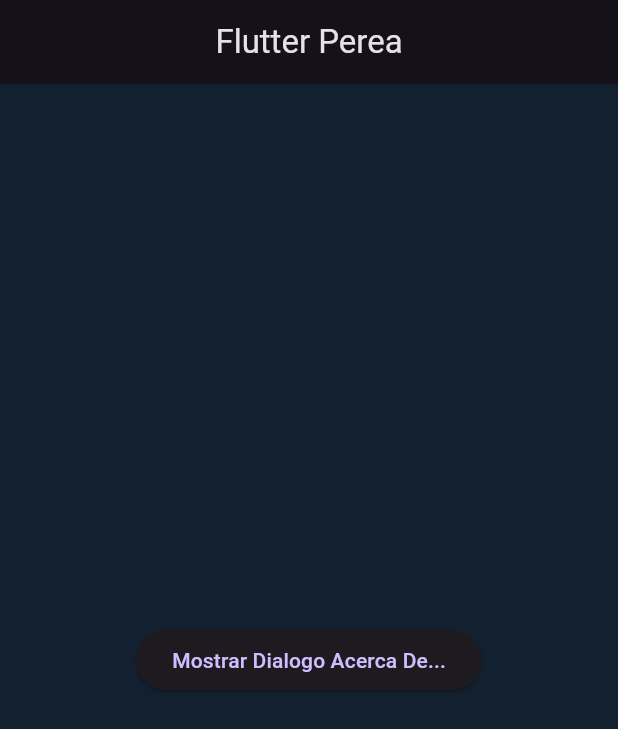
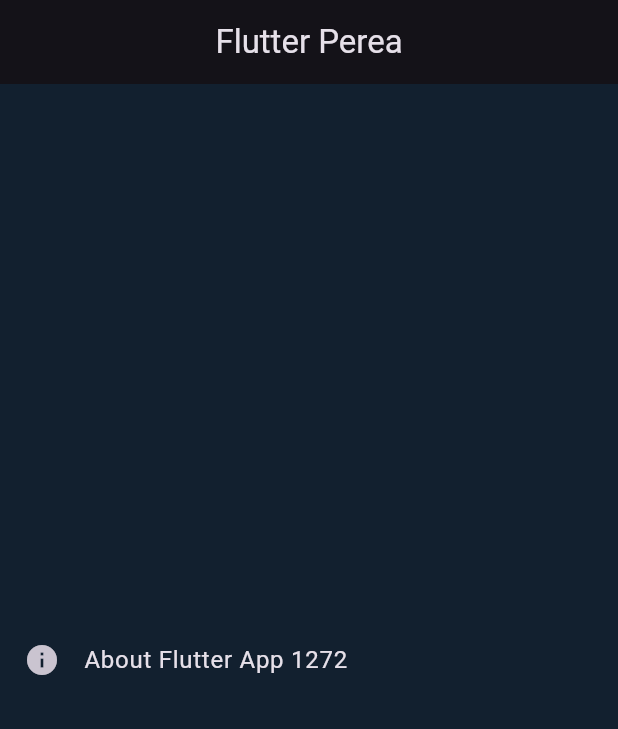
Before and after one commit to JoelPerea5j/CursoFlutter1272, a Flutter app: the screen it shows after launch, on a phone screen of 412 x 824 dp. Shown: the top 729 px of the screen. Run offline on Flutter 3.47's test engine with Material 3 defaults, Android fonts, the phone set to English and light mode, and no system bars.

```diff
--- /dev/null
+++ b/lib/Mis_Widgets/Acerca_de_titulo_de_lista.dart
@@ -0,0 +1,22 @@
+import 'package:flutter/material.dart';
+
+//! AboutListTile
+class AcercaLista extends StatelessWidget {
+  const AcercaLista({Key? key}) : super(key: key);
+
+  @override
+  Widget build(BuildContext context) {
+    return const Center(
+      child: AboutListTile(
+        icon: Icon(Icons.info),
+        applicationIcon: FlutterLogo(),
+        applicationLegalese: 'Legal',
+        applicationName: 'Flutter App 1272',
+        applicationVersion: 'version 1.0.0',
+        aboutBoxChildren: [
+          Text('Este texto es creado por alerta'),
+        ],
+      ),
+    );
+  }
+}
--- a/lib/main.dart
+++ b/lib/main.dart
@@ -1,6 +1,7 @@
 import 'package:flutter/material.dart';
 //import 'Mis_Widgets/Mis_Tarjetas.dart';
-import 'Mis_Widgets/Dialogo_Acerca_De.dart';
+//import 'Mis_Widgets/Dialogo_Acerca_De.dart';
+import 'Mis_Widgets/Acerca_de_titulo_de_lista.dart';
 
 const Color darkBlue = Color(0xFF12202F);
 void main() => runApp(MiTarjeta());
@@ -20,7 +21,7 @@ class MiTarjeta extends StatelessWidget {
           centerTitle: true,
         ),
         //body: const LaTarjeta(),
-        body: const DialogoAcerca(),
+        body: const AcercaLista(),
       ),
     );
   }
```
Also changed, not shown: Z_Recursos/List_Title_R.png (added), Z_Recursos/List_title.png (added), 1 other file.
